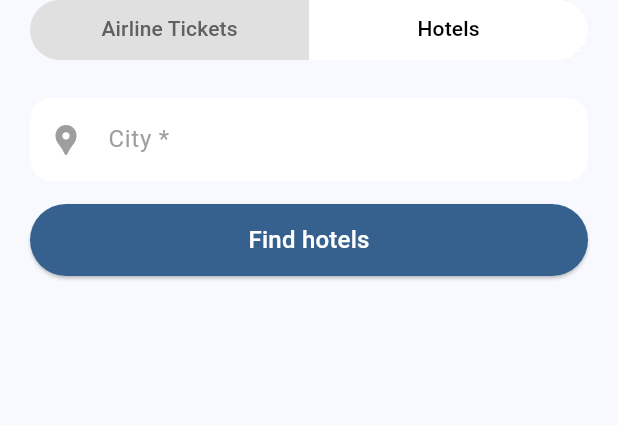
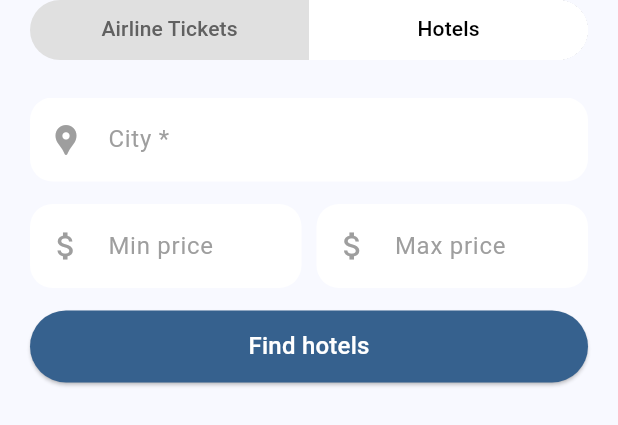
Before and after one commit to alexleboucher/tickets-booking-app, a Flutter app: the SearchFlightsHotels widget shown alone on an empty page, opened directly, tab 2 chosen, on a phone screen of 412 x 824 dp. Shown: the top 425 px of the screen. Run offline on Flutter 3.47's test engine with Material 2 defaults, Android fonts, the phone set to English and light mode, and no system bars; our stand-ins replace fluentui_icons, gap.

Commit message:
Added max and min price on hotels form

```diff
--- a/lib/widgets/search/search_flights_hotels.dart
+++ b/lib/widgets/search/search_flights_hotels.dart
@@ -16,8 +16,8 @@ class _SearchFlightsHotelsState extends State<SearchFlightsHotels>
 
   @override
   void initState() {
+    super.initState();
     tabController = TabController(length: 2, vsync: this);
-    super.initState();
   }
 
   @override
@@ -29,6 +29,7 @@ class _SearchFlightsHotelsState extends State<SearchFlightsHotels>
   @override
   Widget build(BuildContext context) {
     return Column(
+      mainAxisAlignment: MainAxisAlignment.start,
       children: [
         Container(
           clipBehavior: Clip.hardEdge,
@@ -61,10 +62,8 @@ class _SearchFlightsHotelsState extends State<SearchFlightsHotels>
           ),
         ),
         const Gap(25),
-        Container(
-          constraints: const BoxConstraints(
-            maxHeight: 300,
-          ),
+        SizedBox(
+          height: 255,
           child: TabBarView(
             controller: tabController,
             children: const [
--- a/lib/widgets/search/search_hotels_form.dart
+++ b/lib/widgets/search/search_hotels_form.dart
@@ -43,6 +43,38 @@ class _SearchHotelsFormState extends State<SearchHotelsForm> {
               prefixIconColor: Colors.grey.shade500,
             ),
             const Gap(15),
+            Row(
+              children: [
+                Expanded(
+                  child: TextInput(
+                    onTapOutside: (event) {
+                      FocusScopeNode currentFocus = FocusScope.of(context);
+                      if (!currentFocus.hasPrimaryFocus) {
+                        currentFocus.unfocus();
+                      }
+                    },
+                    hintText: 'Min price',
+                    prefixIcon: const Icon(Icons.attach_money),
+                    prefixIconColor: Colors.grey.shade500,
+                  ),
+                ),
+                const Gap(10),
+                Expanded(
+                  child: TextInput(
+                    onTapOutside: (event) {
+                      FocusScopeNode currentFocus = FocusScope.of(context);
+                      if (!currentFocus.hasPrimaryFocus) {
+                        currentFocus.unfocus();
+                      }
+                    },
+                    hintText: 'Max price',
+                    prefixIcon: const Icon(Icons.attach_money),
+                    prefixIconColor: Colors.grey.shade500,
+                  ),
+                ),
+              ],
+            ),
+            const Gap(15),
             ElevatedButton(
               style: ButtonStyle(
                 backgroundColor:
```
